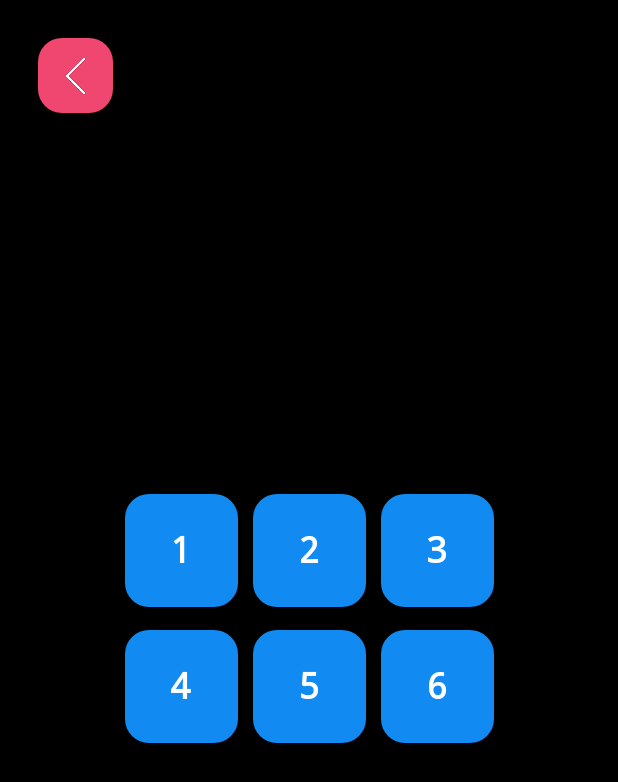
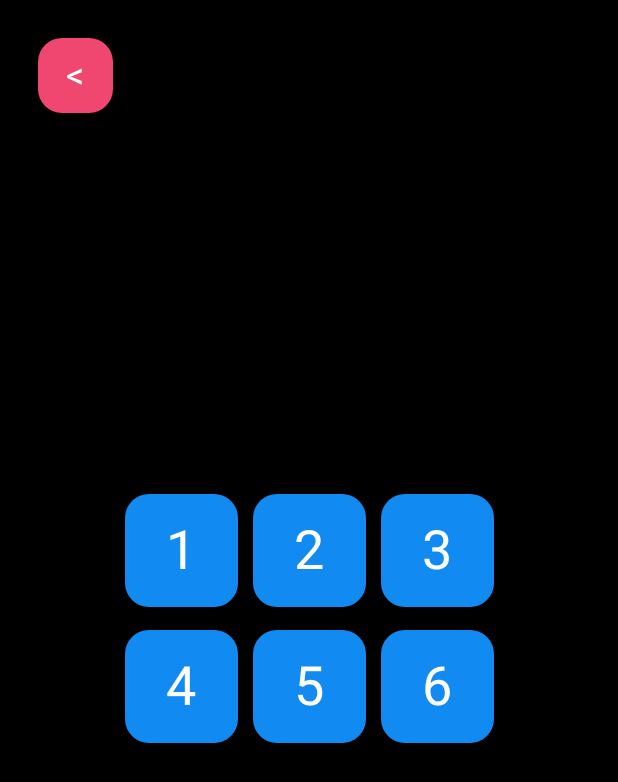
Before and after one commit to OonXiangYu/Android-Project_3159517-Tilt-Ball-Game-, an Android app built with Jetpack Compose: the screen it shows after launch (MainActivity), after a tap on "Start", on a phone screen of 412 x 824 dp. Shown: the top 782 px of the screen. Run offline under Robolectric (Android 15) with nearby library versions, the phone set to English and light mode, and no system bars.

```diff
--- a/app/src/main/java/com/example/tiltballgame/MainActivity.kt
+++ b/app/src/main/java/com/example/tiltballgame/MainActivity.kt
@@ -84,7 +84,7 @@ class MainActivity : ComponentActivity() {
                 }
                 Spacer(modifier = Modifier.height(10.dp))
                 Button({ navController.navigate("level")}){ // Button to next page (Level page)
-                    Text("Start")
+                    Text("Start", style = MaterialTheme.typography.titleMedium)
                 }
             }
         }
@@ -103,14 +103,13 @@ class MainActivity : ComponentActivity() {
                     shape = MaterialTheme.shapes.medium,
                     colors = ButtonDefaults.buttonColors(
                         containerColor = MaterialTheme.colorScheme.secondary, // Button color
+                        contentColor = MaterialTheme.colorScheme.onPrimary
                     ),
-                    contentPadding = PaddingValues(0.dp) // remove internal padding
+                    contentPadding = PaddingValues(0.dp) // remove extra padding
                 ){
-                    Image(
-                        painter = painterResource(id = R.drawable.whilte_left_arrow),
-                        contentDescription = "Back Arrow",
-                        modifier = Modifier.height(25.dp).wrapContentWidth(),
-                        contentScale = ContentScale.Fit
+                    Text(
+                        text = "<",
+                        style = MaterialTheme.typography.labelMedium,
                     )
                 }
                 Spacer(modifier = Modifier.height(30.dp))
@@ -189,7 +188,7 @@ class MainActivity : ComponentActivity() {
         ) {
             Text(
                 text = "$level",
-                style = MaterialTheme.typography.bodyLarge,
+                style = MaterialTheme.typography.titleLarge,
             )
         }
     }
--- a/app/src/main/java/com/example/tiltballgame/ui/theme/Type.kt
+++ b/app/src/main/java/com/example/tiltballgame/ui/theme/Type.kt
@@ -27,6 +27,16 @@ val bagelFamily = FontFamily(
     )
 )
 
+val cherryFont = GoogleFont("Cherry Bomb One")
+val cherryFamily = FontFamily(
+    Font(
+        cherryFont,
+        weight = FontWeight.Normal,
+        style = FontStyle.Normal,
+        fontProvider = provider
+    )
+)
+
 // Set of Material typography styles to start with
 val AppTypography = Typography(
     bodyLarge = TextStyle(
@@ -41,5 +51,23 @@ val AppTypography = Typography(
         fontFamily =bagelFamily,
         lineHeight = 24.sp,
         letterSpacing = 0.5.sp
-    )
+    ),
+    titleMedium = TextStyle(
+        fontSize = 24.sp,
+        fontFamily =bagelFamily,
+        lineHeight = 24.sp,
+        letterSpacing = 0.5.sp
+    ),
+    titleSmall = TextStyle(
+        fontSize = 16.sp,
+        fontFamily =bagelFamily,
+        lineHeight = 24.sp,
+        letterSpacing = 0.5.sp
+    ),
+    labelMedium = TextStyle(
+        fontSize = 24.sp,
+        fontFamily =cherryFamily,
+        lineHeight = 24.sp,
+        letterSpacing = 0.5.sp
+    ),
 )
```
Also changed, not shown: app/src/main/java/com/example/tiltballgame/GamePlay.kt (+105 -18 lines).
